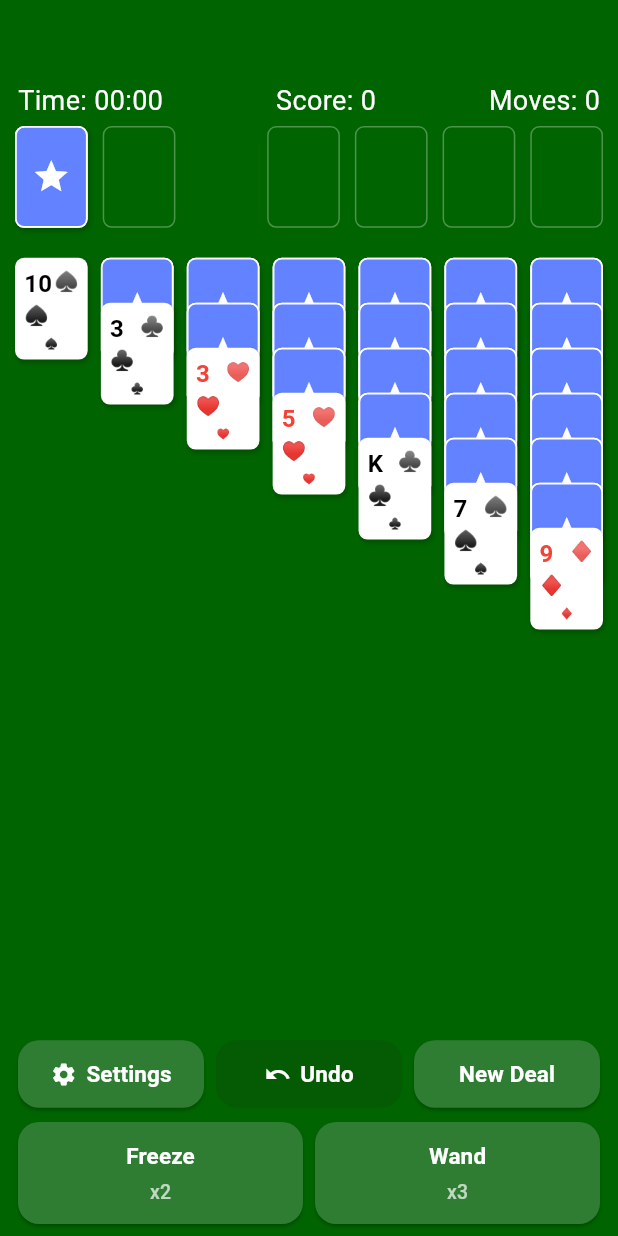
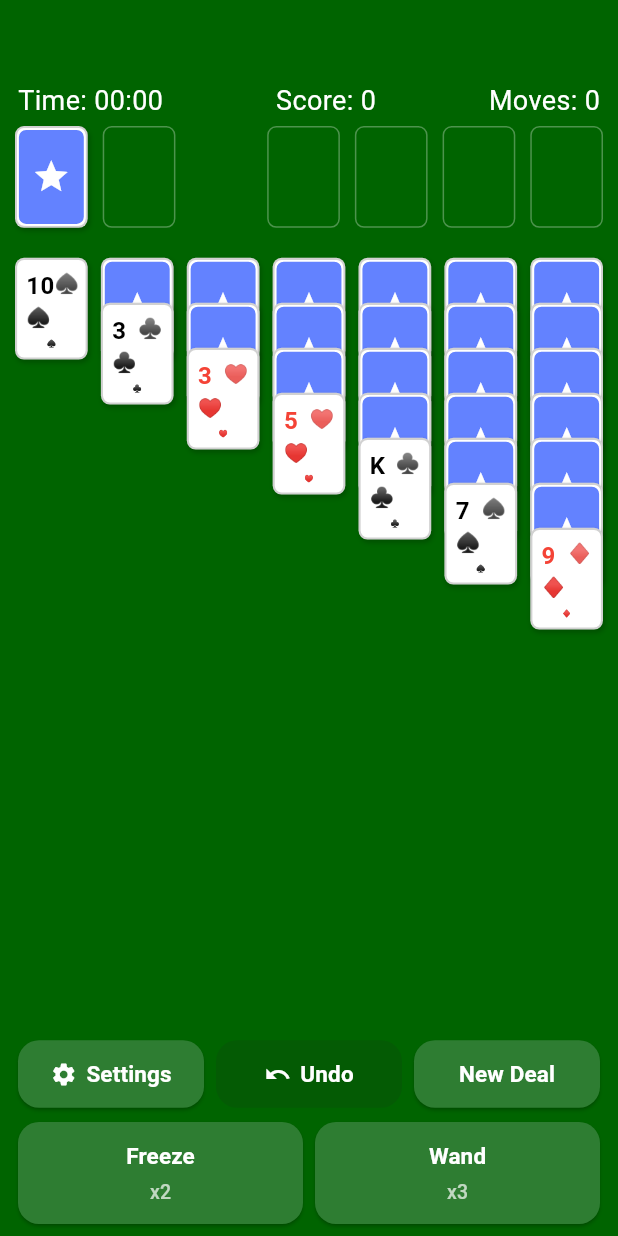
Before and after one commit to mleikam1/solitaire, a Flutter app: the screen it shows after launch, on a phone screen of 412 x 824 dp. Run offline on Flutter 3.47's test engine with Material 3 defaults, Android fonts, the phone set to English and light mode, and no system bars; drawn by our look-alikes of google_mobile_ads; network calls fail.

Commit message:
Enable deck dragging and improve card visuals

```diff
--- a/lib/pages/solitaire_game_page.dart
+++ b/lib/pages/solitaire_game_page.dart
@@ -115,7 +115,9 @@ class _SolitaireGamePageState extends State<SolitaireGamePage>
 
   @override
   void didChangeAppLifecycleState(AppLifecycleState state) {
-    if (state == AppLifecycleState.paused) {
+    if (state == AppLifecycleState.paused ||
+        state == AppLifecycleState.inactive ||
+        state == AppLifecycleState.detached) {
       _pauseTimer();
     } else if (state == AppLifecycleState.resumed) {
       _resumeTimer();
@@ -173,26 +175,18 @@ class _SolitaireGamePageState extends State<SolitaireGamePage>
                       children: [
                         Row(
                           children: [
-                            GestureDetector(
-                              onTap: () {
-                                _startTimerIfNeeded();
-                                game.drawFromStock();
-                              },
-                              child: _buildCardSlot(
-                                  game.stockTop, cardWidth, cardHeight),
-                            ),
+                            _buildStockSlot(cardWidth, cardHeight),
                             const SizedBox(width: 10),
-                            _buildCardSlot(
-                                game.wasteTop, cardWidth, cardHeight),
+                            _buildWasteSlot(cardWidth, cardHeight),
                           ],
                         ),
                         Row(
                           children: List.generate(
                             4,
-                                (i) => Padding(
+                            (i) => Padding(
                               padding: const EdgeInsets.only(left: 10),
-                              child: _buildCardSlot(
-                                  game.foundationTop(i), cardWidth, cardHeight),
+                              child:
+                                  _buildFoundationTarget(i, cardWidth, cardHeight),
                             ),
                           ),
                         ),
@@ -283,14 +277,119 @@ class _SolitaireGamePageState extends State<SolitaireGamePage>
   }
 
   // ===== UI helpers =====
-  Widget _buildCardSlot(PlayingCard? card, double w, double h) {
-    if (card != null) return CardWidget(card: card, width: w, height: h);
-    return Container(
+  Widget _buildStockSlot(double w, double h) {
+    final card = game.stockTop;
+    return SizedBox(
       width: w,
       height: h,
+      child: GestureDetector(
+        behavior: HitTestBehavior.opaque,
+        onTap: () {
+          _startTimerIfNeeded();
+          game.drawFromStock();
+        },
+        child: card != null ? CardWidget(card: card, width: w, height: h) : _buildEmptySlotBox(),
+      ),
+    );
+  }
+
+  Widget _buildWasteSlot(double w, double h) {
+    final card = game.wasteTop;
+    if (card == null) {
+      return SizedBox(width: w, height: h, child: _buildEmptySlotBox());
+    }
+    return SizedBox(
+      width: w,
+      height: h,
+      child: Draggable<List<PlayingCard>>(
+        data: [card],
+        feedback: _buildDragFeedback([card], w, h),
+        childWhenDragging:
+            SizedBox(width: w, height: h, child: _buildEmptySlotBox()),
+        onDragStarted: _startTimerIfNeeded,
+        child: GestureDetector(
+          behavior: HitTestBehavior.opaque,
+          onTap: () {
+            _startTimerIfNeeded();
+            game.tapCard(card);
+          },
+          child: CardWidget(card: card, width: w, height: h),
+        ),
+      ),
+    );
+  }
+
+  Widget _buildFoundationTarget(int index, double w, double h) {
+    return DragTarget<List<PlayingCard>>(
+      onWillAcceptWithDetails: (details) {
+        final stack = details.data;
+        if (stack.isEmpty || stack.length != 1) return false;
+        return game.canPlaceOnFoundation(index, stack.first);
+      },
+      onAcceptWithDetails: (details) {
+        _startTimerIfNeeded();
+        game.moveCardToFoundation(details.data.first, index);
+      },
+      builder: (context, candidate, rejected) {
+        final card = game.foundationTop(index);
+        final highlight = candidate.isNotEmpty;
+        return SizedBox(
+          width: w,
+          height: h,
+          child: Stack(
+            fit: StackFit.expand,
+            children: [
+              _buildEmptySlotBox(),
+              if (card != null)
+                Center(child: _buildFoundationDraggable(card, w, h)),
+              if (highlight)
+                Container(
+                  decoration: BoxDecoration(
+                    borderRadius: BorderRadius.circular(6),
+                    border: Border.all(color: Colors.yellowAccent, width: 2),
+                  ),
+                ),
+            ],
+          ),
+        );
+      },
+    );
+  }
+
+  Widget _buildFoundationDraggable(PlayingCard card, double w, double h) {
+    return Draggable<List<PlayingCard>>(
+      data: [card],
+      feedback: _buildDragFeedback([card], w, h),
+      childWhenDragging: SizedBox(width: w, height: h, child: _buildEmptySlotBox()),
+      onDragStarted: _startTimerIfNeeded,
+      child: GestureDetector(
+        behavior: HitTestBehavior.opaque,
+        onTap: () {
+          _startTimerIfNeeded();
+          game.tapCard(card);
+        },
+        child: CardWidget(card: card, width: w, height: h),
+      ),
+    );
+  }
+
+  Widget _buildEmptySlotBox() {
+    return Container(
       decoration: BoxDecoration(
         borderRadius: BorderRadius.circular(6),
         border: Border.all(color: Colors.white30),
+      ),
+    );
+  }
+
+  Widget _buildDragFeedback(List<PlayingCard> stack, double w, double h) {
+    return Material(
+      color: Colors.transparent,
+      child: Column(
+        mainAxisSize: MainAxisSize.min,
+        children: [
+          for (final c in stack) CardWidget(card: c, width: w, height: h),
+        ],
       ),
     );
   }
@@ -307,13 +406,7 @@ class _SolitaireGamePageState extends State<SolitaireGamePage>
 
     return Draggable<List<PlayingCard>>(
       data: stack,
-      feedback: Material(
-        color: Colors.transparent,
-        child: Column(
-          mainAxisSize: MainAxisSize.min,
-          children: [for (final c in stack) CardWidget(card: c, width: w, height: h)],
-        ),
-      ),
+      feedback: _buildDragFeedback(stack, w, h),
       childWhenDragging: Opacity(
         opacity: 0.0,
         child: CardWidget(card: card, width: w, height: h),
--- a/lib/widgets/card_widget.dart
+++ b/lib/widgets/card_widget.dart
@@ -42,12 +42,17 @@ class CardWidget extends StatelessWidget {
 
   @override
   Widget build(BuildContext context) {
+    final radius = BorderRadius.circular(6);
     return Container(
       width: width,
       height: height,
       decoration: BoxDecoration(
         color: Colors.white,
-        borderRadius: BorderRadius.circular(6),
+        borderRadius: radius,
+        border: Border.all(
+          color: Colors.black.withOpacity(0.18),
+          width: 1.4,
+        ),
         boxShadow: [
           BoxShadow(
             color: Colors.black.withOpacity(0.2),
@@ -56,7 +61,8 @@ class CardWidget extends StatelessWidget {
           ),
         ],
       ),
-      child: card.isFaceUp ? _buildFront() : _buildBack(),
+      clipBehavior: Clip.antiAlias,
+      child: card.isFaceUp ? _buildFront() : _buildBack(radius),
     );
   }
 
@@ -144,11 +150,11 @@ class CardWidget extends StatelessWidget {
     );
   }
 
-  Widget _buildBack() {
+  Widget _buildBack(BorderRadius radius) {
     return Container(
       decoration: BoxDecoration(
         color: const Color(0xFF3C63FF).withOpacity(0.8),
-        borderRadius: BorderRadius.circular(6),
+        borderRadius: radius,
         border: Border.all(color: Colors.white, width: 1.2),
       ),
       child: const Center(
```
Also changed, not shown: lib/game/klondike_game.dart (+43 -0 lines).
